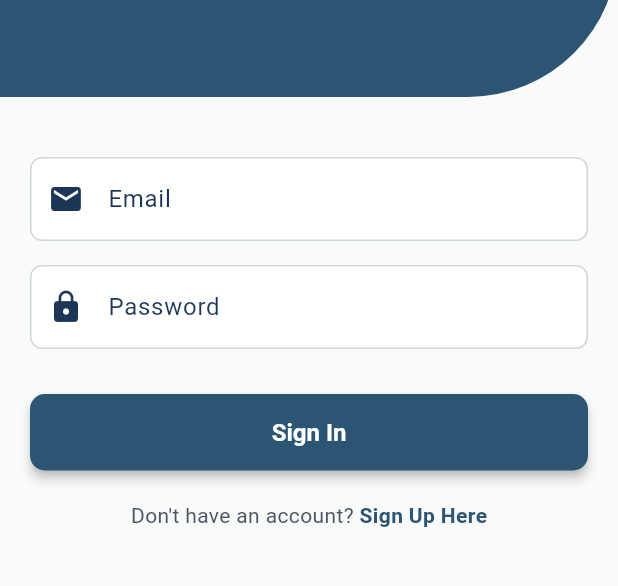
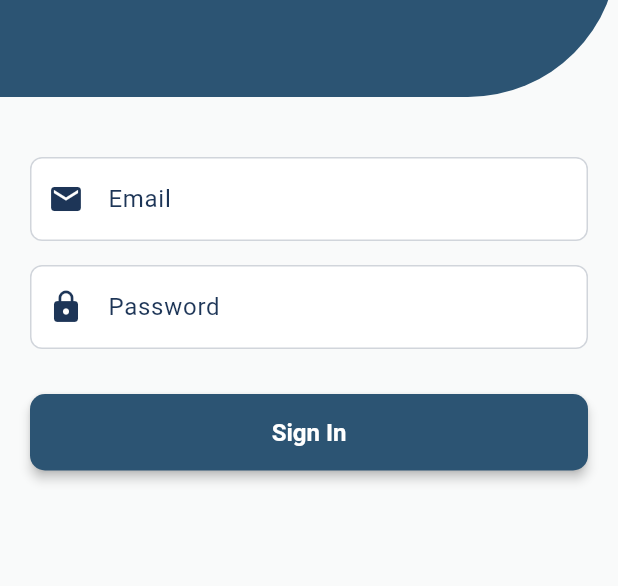
Before and after one commit to riley-tannie/room_booking, a Flutter app: the LoginScreen screen opened directly, on a phone screen of 412 x 824 dp, the part 203-789 px from its top. Run offline on Flutter 3.47's test engine with Material 3 defaults, Android fonts, the phone set to English and light mode, and no system bars; our stand-ins replace shared_preferences; accounts and stored records are empty.

Commit message:
fix error

```diff
--- a/lib/lecturer/profile_lecturer.dart
+++ b/lib/lecturer/profile_lecturer.dart
@@ -41,7 +41,7 @@ class ProfileLecturer extends StatelessWidget {
               onTap: () {
                 Navigator.pushAndRemoveUntil(
                   context,
-                  MaterialPageRoute(builder: (_) => SignInScreen()),
+                  MaterialPageRoute(builder: (_) => LoginScreen()),
                   (route) => false,
                 );
               },
--- a/lib/main.dart
+++ b/lib/main.dart
@@ -12,7 +12,7 @@ class MyApp extends StatelessWidget {
     return MaterialApp(
       title: 'Room Reservation',
       theme: AppTheme.themeData,
-      home: SignInScreen(),
+      home: LoginScreen(),
       debugShowCheckedModeBanner: false,
     );
   }
--- a/lib/signin.dart
+++ b/lib/signin.dart
@@ -223,7 +223,7 @@ class _LoginScreenState extends State<LoginScreen> {
 
                   const SizedBox(height: 20),
 
-                  Row(
+                  /*Row(
                     mainAxisAlignment: MainAxisAlignment.center,
                     children: [
                       const Text("Don't have an account? "),
@@ -243,7 +243,7 @@ class _LoginScreenState extends State<LoginScreen> {
                         ),
                       ),
                     ],
-                  ),
+                  ),*/
                 ],
               ),
             ),
```
